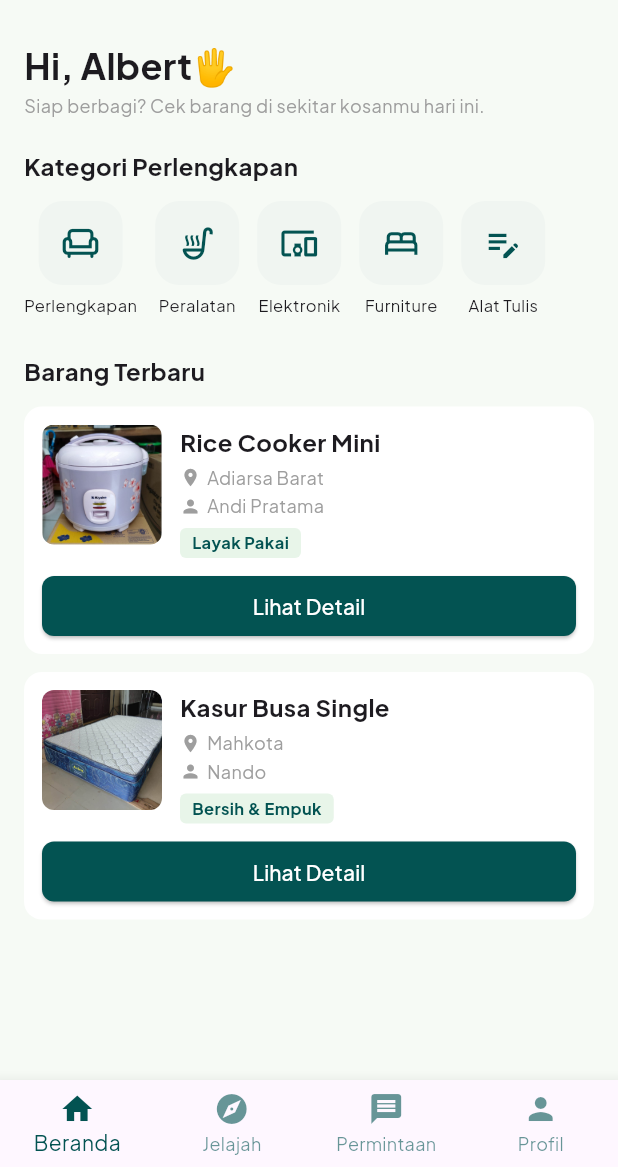
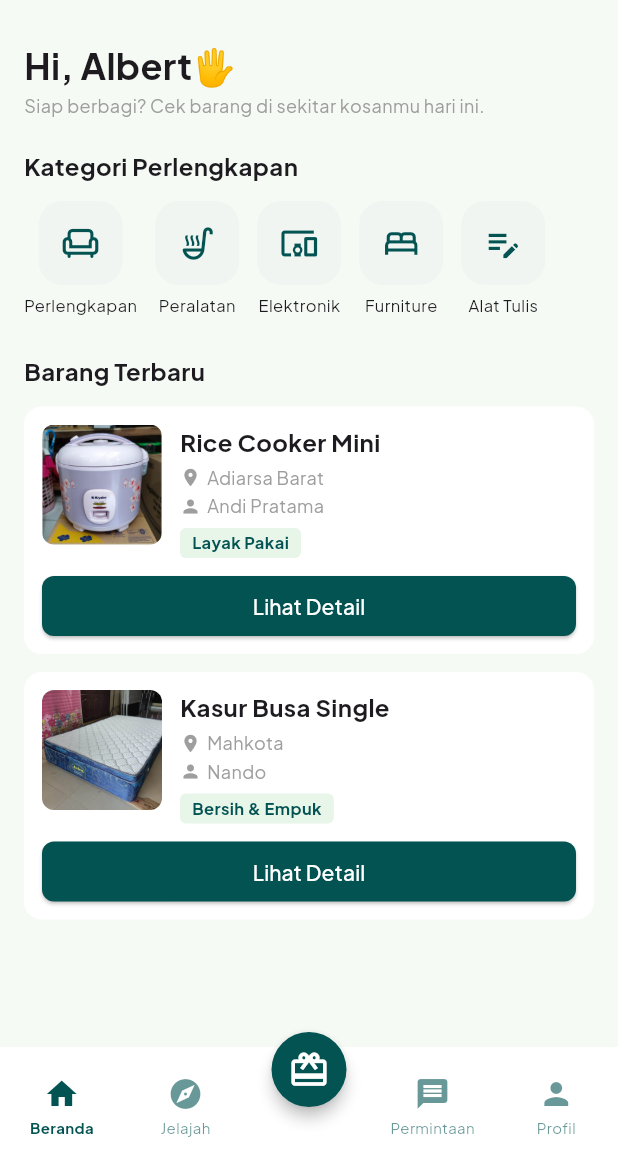
Before and after one commit to Yagirado/SAPA, a Flutter app: the Bottom screen opened directly, on a phone screen of 412 x 824 dp, the part 69-1236 px from its top. Run offline on Flutter 3.47's test engine with Material 3 defaults, Android fonts, the phone set to English and light mode, and no system bars.

Commit message:
feat(home): update buttom nambah barang

```diff
--- a/lib/bottom/bottom.dart
+++ b/lib/bottom/bottom.dart
@@ -1,4 +1,5 @@
 import 'package:flutter/material.dart';
+import 'package:sapa/donasi/donasi.dart';
 import 'package:sapa/home/home.dart';
 import 'package:sapa/explore/explore.dart';
 import 'package:sapa/profile/profilesaya.dart';
@@ -15,36 +16,111 @@ class Bottom extends StatefulWidget {
 class _BottomState extends State<Bottom> {
   int _pindah = 0;
 
+  late final List<Widget> _page = [
+    const HomePage(),
+    const ExplorePage(),
+    const RequestPage(),
+    const ProfileSaya(),
+    DonasiPage(
+      onBack: () {
+        _pindahPage(0);
+      },
+    ),
+  ];
+
   void _pindahPage(int index) {
     setState(() {
       _pindah = index;
     });
   }
 
-  final List<Widget> _page = [
-    const HomePage(),
-    const ExplorePage(),
-    const RequestPage(),
-    const ProfileSaya(),
-  ];
+  Widget _menu(IconData icon, String label, int index) {
+    return Expanded(
+      child: InkWell(
+        onTap: () {
+          _pindahPage(index);
+        },
+        child: Column(
+          mainAxisAlignment: MainAxisAlignment.center,
+          mainAxisSize: MainAxisSize.min,
+          children: [
+            Icon(
+              icon,
+              color: _pindah == index
+                  ? AppColors.hijau
+                  : AppColors.hijau.withValues(alpha: 0.6),
+            ),
+            const SizedBox(height: 4),
+            Text(
+              label,
+              style: TextStyle(
+                fontSize: 10,
+                fontWeight: _pindah == index
+                    ? FontWeight.bold
+                    : FontWeight.normal,
+                color: _pindah == index
+                    ? AppColors.hijau
+                    : AppColors.hijau.withValues(alpha: 0.6),
+              ),
+            ),
+          ],
+        ),
+      ),
+    );
+  }
+
+  Widget _tombolDonasi() {
+    return Expanded(
+      child: Center(
+        child: Transform.translate(
+          offset: const Offset(0, -25),
+          child: SizedBox(
+            width: 50,
+            height: 50,
+            child: FloatingActionButton(
+              heroTag: 'tombolDonasi',
+              onPressed: () {
+                _pindahPage(4);
+              },
+              backgroundColor: AppColors.hijau,
+              foregroundColor: Colors.white,
+              elevation: 4,
+              shape: const CircleBorder(),
+              child: const Icon(
+                Icons.redeem,
+                size: 28,
+              ),
+            ),
+          ),
+        ),
+      ),
+    );
+  }
 
   @override
   Widget build(BuildContext context) {
     return Scaffold(
+      resizeToAvoidBottomInset: false,
       body: _page[_pindah],
-      bottomNavigationBar: BottomNavigationBar(
-        type: BottomNavigationBarType.fixed,
-        currentIndex: _pindah,
-        onTap: _pindahPage,
-        selectedItemColor: AppColors.hijau,
-        unselectedItemColor: AppColors.hijau.withValues(alpha: 0.6),
-        items: const [
-          BottomNavigationBarItem(icon: Icon(Icons.home), label: "Beranda"),
-          BottomNavigationBarItem(icon: Icon(Icons.explore), label: "Jelajah"),
-          BottomNavigationBarItem(icon: Icon(Icons.message), label: "Permintaan"),
-          BottomNavigationBarItem(icon: Icon(Icons.person), label: "Profil"),
-        ],
-      ),
+      bottomNavigationBar: _pindah == 4
+          ? null
+          : BottomAppBar(
+              color: Colors.white,
+              elevation: 8,
+              padding: EdgeInsets.zero,
+              child: SizedBox(
+                height: 70,
+                child: Row(
+                  children: [
+                    _menu(Icons.home, 'Beranda', 0),
+                    _menu(Icons.explore, 'Jelajah', 1),
+                    _tombolDonasi(),
+                    _menu(Icons.message, 'Permintaan', 2),
+                    _menu(Icons.person, 'Profil', 3),
+                  ],
+                ),
+              ),
+            ),
     );
   }
 }
--- a/lib/item/item.dart
+++ b/lib/item/item.dart
@@ -99,7 +99,6 @@ class DetailPage extends StatelessWidget {
         child: Column(
           crossAxisAlignment: CrossAxisAlignment.start,
           children: [
-            // Foto barang
             ClipRRect(
               borderRadius: BorderRadius.circular(16),
               child: Image.asset(
```
Also changed, not shown: lib/donasi/donasi.dart (added, +525 -0 lines).
